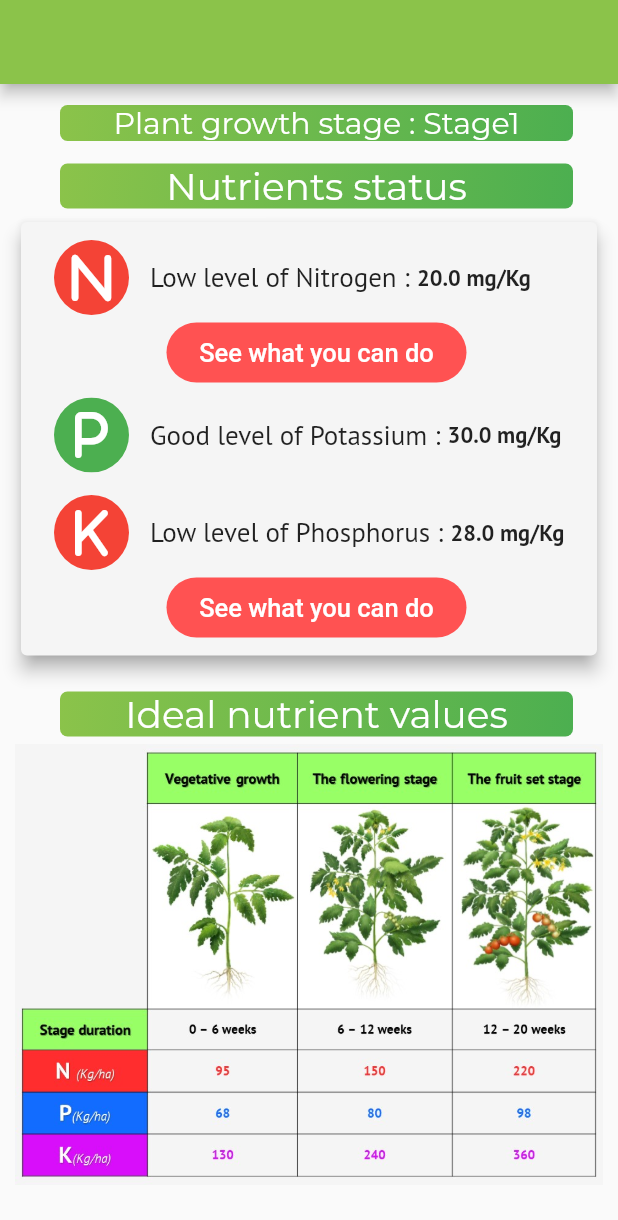
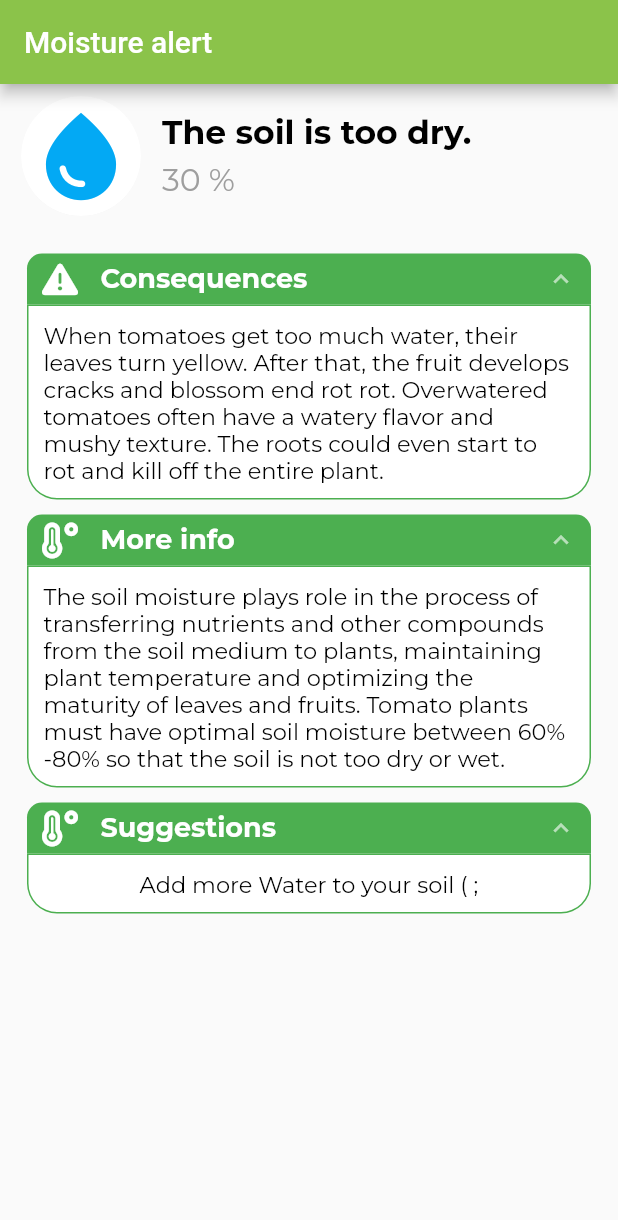
Before and after one commit to ImzagnanIlyas/Internet-of-Tomato-Farming, a Flutter app: the screen it shows after launch, on a phone screen of 412 x 824 dp. Shown: the top 1220 px of the screen. Run offline on Flutter 3.47's test engine with Material 2 defaults, Android fonts, the phone set to English and light mode, and no system bars; drawn by our look-alikes of accordion; our stand-ins replace awesome_dialog, firebase_core, firebase_database, flutter_datetime_picker, flutter_local_notifications, fluttertoast and 7 more; missing offline and left inert: dart:ffi, flutter_beautiful_popup, qr_code_scanner, workmanager; accounts and stored records are empty; statements that could not run were skipped.

Commit message:
Build : Moisture Notif Display

```diff
--- a/lib/main.dart
+++ b/lib/main.dart
@@ -1,6 +1,7 @@
 import 'package:flutter/foundation.dart';
 import 'package:flutter/material.dart';
 import 'package:internet_of_tomato_farming/pages/home.page.dart';
+import 'package:internet_of_tomato_farming/pages/notifDisplay/moistureNotifDisplay.page.dart';
 import 'package:internet_of_tomato_farming/pages/notifDisplay/npkDisplay.page.dart';
 import 'package:internet_of_tomato_farming/pages/notifDisplay/phNotifDisplay.page.dart';
 import 'package:internet_of_tomato_farming/pages/notifDisplay/temp&HumNotifDisplay.page.dart';
@@ -56,7 +57,7 @@ class MyApp extends StatelessWidget {
     '/phNotifDisplay': (context) => PhNotifDisplay(11.1, StatusPh.Acidic),
     '/npkNotifDisplay': (context) => NpkNotifDisplay(ConditionNpk.Low, ConditionNpk.Good, ConditionNpk.Low, 20, 30, 28, PlantGrowthStage.Stage1),
     '/npkForm': (context) => NpkForm(),
-
+    '/moistureNotifDisplay': (context) => MoistureNotifDisplay(MoistureStatus.Dry, 30),
   };
 
   @override
@@ -68,7 +69,7 @@ class MyApp extends StatelessWidget {
         primarySwatch: Colors.blue,
       ),
       routes: routes,
-      initialRoute: '/npkNotifDisplay',
+      initialRoute: '/moistureNotifDisplay',
         //initialRoute: '/phNotifDisplay'
       //initialRoute: (isLogged) ? '/home': '/qr',
     );
--- /dev/null
+++ b/lib/pages/notifDisplay/moistureNotifDisplay.page.dart
@@ -0,0 +1,168 @@
+import 'package:accordion/accordion.dart';
+import 'package:accordion/accordion_section.dart';
+import 'package:flutter/material.dart';
+import 'package:font_awesome_flutter/font_awesome_flutter.dart';
+import 'package:google_fonts/google_fonts.dart';
+import 'package:internet_of_tomato_farming/services/sensors.services.dart';
+
+class MoistureNotifDisplay extends StatefulWidget {
+  MoistureStatus moistureStatus;
+  var moistureValue;
+
+
+  MoistureNotifDisplay(this.moistureStatus, this.moistureValue);
+
+  @override
+  State<MoistureNotifDisplay> createState() => _MoistureNotifDisplayState(moistureStatus, moistureValue);
+}
+
+class _MoistureNotifDisplayState extends State<MoistureNotifDisplay> {
+  MoistureStatus moistureStatus;
+  var moistureValue;
+
+
+  _MoistureNotifDisplayState(
+      this.moistureStatus, this.moistureValue);
+
+  @override
+  Widget build(BuildContext context) {
+    return Scaffold(
+      appBar: AppBar(
+        backgroundColor: Colors.lightGreen,
+        title: Text('Moisture alert', style: TextStyle(
+            //fontSize: 22,
+            //fontWeight: FontWeight.bold,
+            color: Colors.white)),
+      ),
+      body: Padding(
+        padding: const EdgeInsets.all(8.0),
+        child: Container(
+          child: ListView(
+            // mainAxisAlignment: MainAxisAlignment.spaceEvenly,
+            children: [
+              Padding(
+                padding: const EdgeInsets.only(left: 6.0),
+                child: Row(
+                  //mainAxisAlignment: MainAxisAlignment.center,
+                  children: [
+                    ClipOval(
+                      child: Material(
+                        elevation: 89,
+                        shadowColor: Colors.grey,
+                        //color: Colors.grey[400], // Button color
+                        color: Colors.white, // B
+                        child: InkWell(
+                          splashColor: Colors.grey[300], // Splash color
+                          onTap: () {},
+                          child: SizedBox(
+                            width: 80,
+                            height: 80,
+                            child: Center(
+                                child: Icon(
+                                  Icons.water_drop,
+                                  color: Colors.lightBlue,
+                                  size: 70,
+                                ),),
+                          ),
+                        ),
+                      ),
+                    ),
+                    SizedBox(
+                      width: 14,
+                    ),
+                    Column(
+                      crossAxisAlignment: CrossAxisAlignment.start,
+                      children: [
+                        moistureStatus == MoistureStatus.Moisturized ? Text('The soil is over moisturized',
+                            style: GoogleFonts.montserrat(
+                                fontSize: 22,
+                                fontWeight: FontWeight.bold,
+                                color: Colors.black)) : Text('The soil is too dry.',
+                            style: GoogleFonts.montserrat(
+                                fontSize: 22,
+                                fontWeight: FontWeight.bold,
+                                color: Colors.black)),
+                        SizedBox(
+                          height: 5,
+                        ),
+                        Text(moistureValue.toString() + ' %',
+                            style: GoogleFonts.montserrat(
+                                fontSize: 21,
+                                fontWeight: FontWeight.normal,
+                                color: Colors.grey)),
+                      ],
+                    )
+                  ],
+                ),
+              ),
+              SizedBox(
+                height: 5,
+              ),
+              Accordion(
+                headerBackgroundColor: Colors.green,
+                contentBorderColor: Colors.green,
+                maxOpenSections: 2,
+                children: [
+                  AccordionSection(
+                    isOpen: true,
+                    header: Text('Consequences',
+                        style: GoogleFonts.montserrat(
+                            fontSize: 18,
+                            fontWeight: FontWeight.bold,
+                            color: Colors.white)),
+                    content: moistureStatus == MoistureStatus.Moisturized ? Text(' When tomatoes experience moisture stress, fewer flowers develop per truss, lower numbers of fruit are set and the fruit size decreases.', style: GoogleFonts.montserrat(
+                        fontSize: 15,
+                        fontWeight: FontWeight.normal,
+                        color: Colors.black)):
+                  Text('When tomatoes get too much water, their leaves turn yellow. After that, the fruit develops cracks and blossom end rot rot. Overwatered tomatoes often have a watery flavor and mushy texture. The roots could even start to rot and kill off the entire plant.', style: GoogleFonts.montserrat(
+                      fontSize: 15,
+                      fontWeight: FontWeight.normal,
+                      color: Colors.black)),
+                    leftIcon: FaIcon(FontAwesomeIcons.triangleExclamation,
+                        color: Colors.white),
+                  ),
+                  AccordionSection(
+                    isOpen: true,
+                    header: Text('More info',
+                        style: GoogleFonts.montserrat(
+                            fontSize: 18,
+                            fontWeight: FontWeight.bold,
+                            color: Colors.white)),
+                    content: moistureStatus == MoistureStatus.Moisturized ? Text('The soil moisture plays role in the process of transferring nutrients and other compounds from the soil medium to plants, maintaining plant temperature and optimizing the maturity of leaves and fruits. Tomato plants must have optimal soil moisture between 60% -80% so that the soil is not too dry or wet.', style: GoogleFonts.montserrat(
+                        fontSize: 15,
+                        fontWeight: FontWeight.normal,
+                        color: Colors.black)):
+                    Text('The soil moisture plays role in the process of transferring nutrients and other compounds from the soil medium to plants, maintaining plant temperature and optimizing the maturity of leaves and fruits. Tomato plants must have optimal soil moisture between 60% -80% so that the soil is not too dry or wet.', style: GoogleFonts.montserrat(
+                        fontSize: 15,
+                        fontWeight: FontWeight.normal,
+                        color: Colors.black)),
+                    leftIcon: FaIcon(FontAwesomeIcons.temperatureHigh,
+                        color: Colors.white),
+                  ),
+                  AccordionSection(
+                    isOpen: true,
+                    header: Text('Suggestions',
+                        style: GoogleFonts.montserrat(
+                            fontSize: 18,
+                            fontWeight: FontWeight.bold,
+                            color: Colors.white)),
+                    content: moistureStatus == MoistureStatus.Moisturized ? Text('To dry your soil, you can use these suggested methods: \n 1. Stop Watering and Allow Time To Pass. \n 2. Place Plants in the Windy Area. \n 3. Place Plants in an Area With Low Humidity. \n 4. Ensure There Are Drainage Holes At The Bottom of Your Plant. \n 5. Use a Hairdryer to Dry the Soil.', style: GoogleFonts.montserrat(
+                        fontSize: 15,
+                        fontWeight: FontWeight.normal,
+                        color: Colors.black)):
+                    Text('Add more Water to your soil ( ;', style: GoogleFonts.montserrat(
+                        fontSize: 15,
+                        fontWeight: FontWeight.normal,
+                        color: Colors.black)),
+                    leftIcon: FaIcon(FontAwesomeIcons.temperatureHigh,
+                        color: Colors.white),
+                  ),
+                ],
+              ),
+            ],
+          ),
+        ),
+      ),
+    );
+  }
+}
--- a/lib/services/sensors.services.dart
+++ b/lib/services/sensors.services.dart
@@ -10,6 +10,7 @@ enum StatusPh {Acidic, Alkaline}
 enum StatusNpk {N, P, K}
 enum ConditionNpk {High, Low, Good}
 enum PlantGrowthStage{Stage1, Stage2, Stage3}
+enum MoistureStatus{Good, Moisturized, Dry}
 
 class SensorsServices {
 
@@ -33,6 +34,12 @@ class SensorsServices {
       return StatusTemp.Good;
     }
     return StatusTemp.None;
+  }
+
+  static MoistureStatus moistureFilter(int moistureValue){
+    if(moistureValue < 60 )  return MoistureStatus.Dry;
+    if(moistureValue > 80 )  return MoistureStatus.Moisturized;
+    return MoistureStatus.Good;
   }
 
   /// used in background process
```
